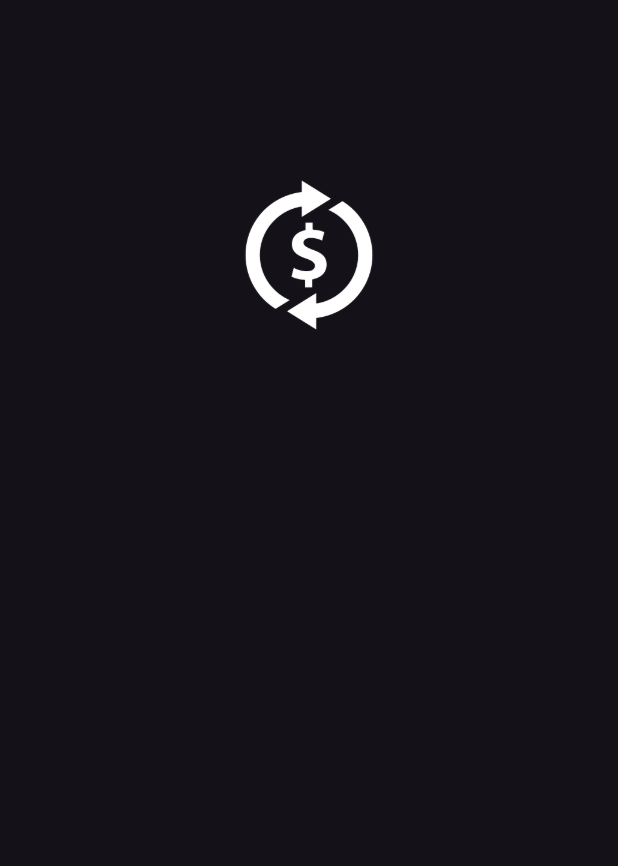
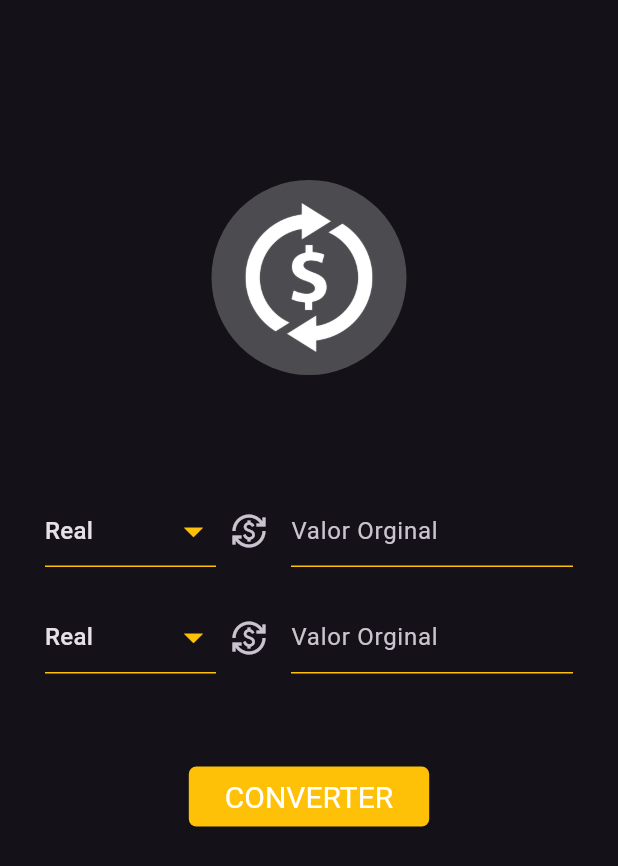
Before and after one commit to olivertech/Conversor, a Flutter app: the screen it shows after launch, on a phone screen of 412 x 824 dp. Shown: the top 866 px of the screen. Run offline on Flutter 3.47's test engine with Material 3 defaults, Android fonts, the phone set to English and light mode, and no system bars.

Commit message:
Criação do componente de Currency e finalização da tela Home do projeto

```diff
--- /dev/null
+++ b/lib/app/components/currency_component.dart
@@ -0,0 +1,68 @@
+// ignore_for_file: prefer_const_constructors
+
+import 'package:flutter/material.dart';
+
+class CurrencyComponent extends StatefulWidget {
+  const CurrencyComponent({super.key});
+
+  @override
+  State<CurrencyComponent> createState() => _CurrencyComponentState();
+}
+
+class _CurrencyComponentState extends State<CurrencyComponent> {
+  String? selectedMoeda = "Real";
+  @override
+  Widget build(BuildContext context) {
+    return Row(
+      crossAxisAlignment: CrossAxisAlignment.start,
+      children: [
+        Expanded(
+          flex: 1,
+          child: SizedBox(
+            height: 56,
+            child: DropdownButton(
+              underline: Container(height: 1, color: Colors.amber),
+              iconEnabledColor: Colors.amber,
+              iconSize: 30,
+              items: dropdownItems,
+              isExpanded: true,
+              value: selectedMoeda,
+              hint: Text("Selecione a Moeda"),
+              onChanged: (String? value) {
+                setState(() {
+                  selectedMoeda = value;
+                });
+              },
+            ),
+          ),
+        ),
+        SizedBox(
+          width: 10,
+        ),
+        Expanded(
+          flex: 2,
+          child: TextFormField(
+            maxLines: 1,
+            autofocus: false,
+            decoration: InputDecoration(
+                hintText: 'Valor Orginal',
+                enabledBorder: UnderlineInputBorder(
+                    borderSide: BorderSide(color: Colors.amber)),
+                focusedBorder: UnderlineInputBorder(
+                    borderSide: BorderSide(color: Colors.amber)),
+                icon: Icon(Icons.currency_exchange),
+                hintFadeDuration: Durations.short1),
+          ),
+        ),
+      ],
+    );
+  }
+}
+
+List<DropdownMenuItem<String>> get dropdownItems {
+  List<DropdownMenuItem<String>> menuItems = [
+    DropdownMenuItem(value: "Real", child: Text("Real")),
+    DropdownMenuItem(value: "Dolar", child: Text("Dólar")),
+  ];
+  return menuItems;
+}
--- a/lib/app/views/home_view.dart
+++ b/lib/app/views/home_view.dart
@@ -1,24 +1,67 @@
-// ignore_for_file: prefer_const_constructors
+// ignore_for_file: prefer_const_constructors, avoid_unnecessary_containers, prefer_const_literals_to_create_immutables
 
+import 'package:conversor/app/components/currency_component.dart';
 import 'package:flutter/material.dart';
+import 'package:flutter/widgets.dart';
 
-class HomeView extends StatelessWidget {
+//VER SE CONSIGO RESOLVER O PROBLEMA DO SETSTATE MUDANDO DE STATELESS PARA STATEFULL
+
+class HomeView extends StatefulWidget {
   const HomeView({super.key});
+
+  @override
+  State<HomeView> createState() => _HomeViewState();
+}
+
+class _HomeViewState extends State<HomeView> {
+  //Variável local de estilo aplicado aos botões
+  final ButtonStyle buttonStyle = ElevatedButton.styleFrom(
+    textStyle: const TextStyle(fontSize: 20),
+    backgroundColor: Colors.amber,
+    foregroundColor: Colors.white,
+    shape: const RoundedRectangleBorder(
+      borderRadius: BorderRadius.all(Radius.circular(5.0)),
+    ),
+  );
 
   @override
   Widget build(BuildContext context) {
     return Scaffold(
       body: Padding(
-        padding: const EdgeInsets.only(top: 120.0),
+        padding: const EdgeInsets.only(left: 30, right: 30),
+        child: SizedBox(
+          width: double.infinity,
+          height: double.infinity,
           child: Center(
             child: Column(
               children: [
-              Image.asset(
+                Padding(
+                  padding: const EdgeInsets.only(top: 120.0, bottom: 40),
+                  child: Container(
+                    padding: EdgeInsets.all(15),
+                    decoration: BoxDecoration(
+                      color: Colors.white24,
+                      borderRadius: BorderRadius.circular(100),
+                    ),
+                    child: Image.asset(
                       'assets/images/logo.png',
                       width: 100,
                       height: 100,
                     ),
+                  ),
+                ),
+                SizedBox(height: 40),
+                CurrencyComponent(),
+                SizedBox(height: 15),
+                CurrencyComponent(),
+                SizedBox(height: 50),
+                ElevatedButton(
+                  style: buttonStyle,
+                  onPressed: () {},
+                  child: Text("CONVERTER"),
+                )
               ],
+            ),
           ),
         ),
       ),
--- a/lib/main.dart
+++ b/lib/main.dart
@@ -13,6 +13,7 @@ class AppWidget extends StatelessWidget {
   Widget build(BuildContext context) {
     return MaterialApp(
       theme: ThemeData.dark(),
+      color: Colors.amber,
       home: HomeView(),
     );
   }
```
Lines whose indentation alone changed are shown as unchanged.
